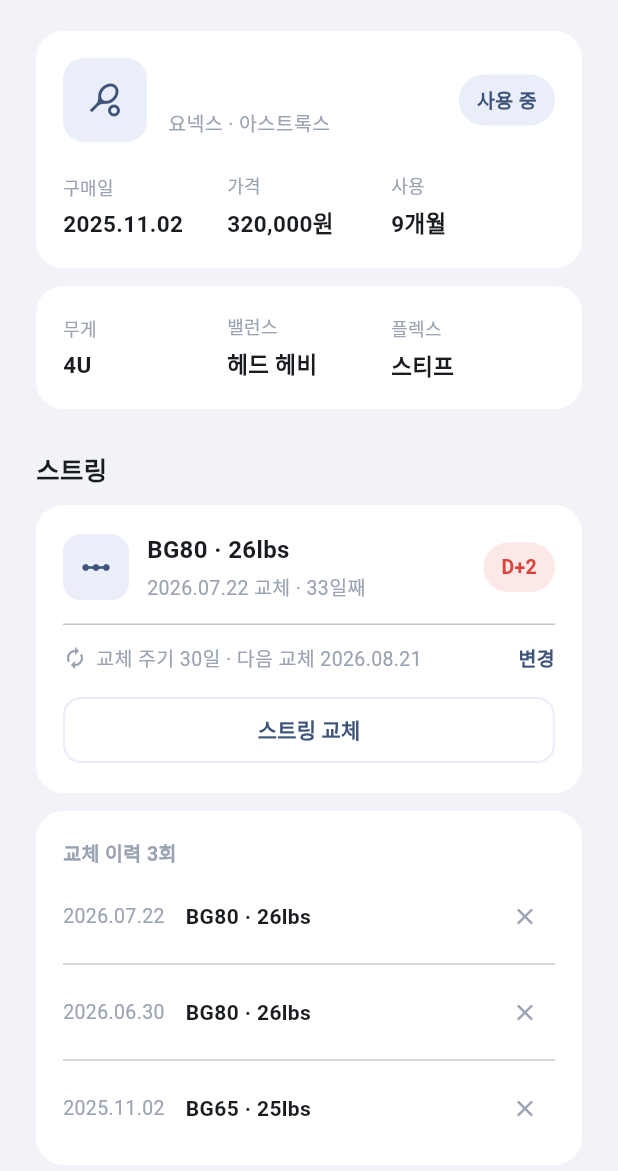
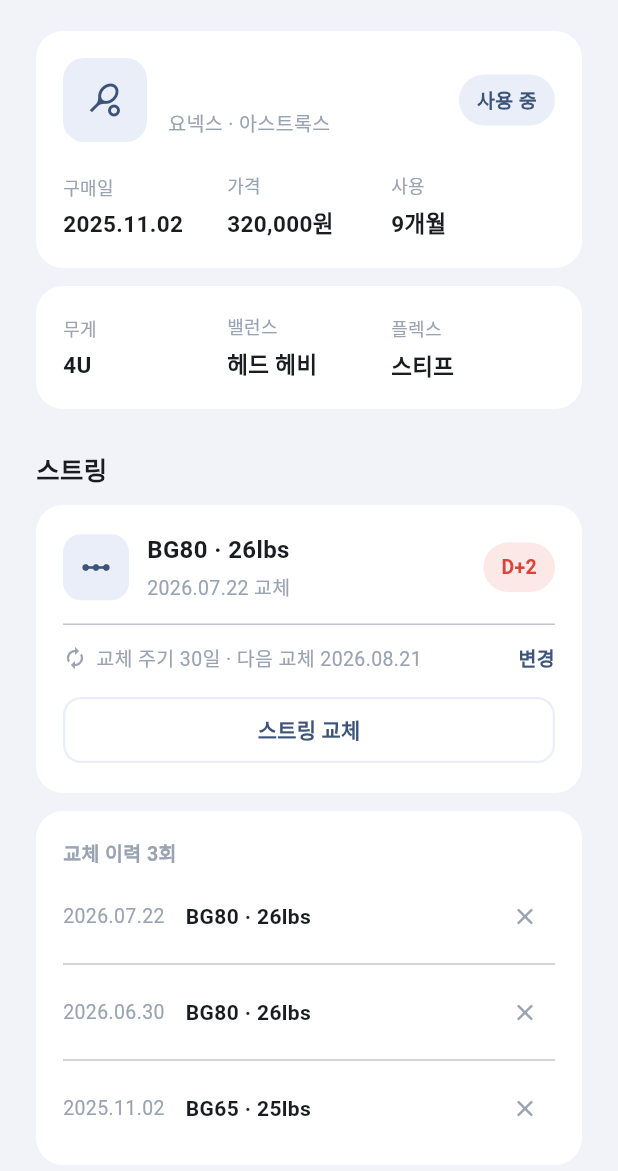
Before and after one commit to kddhhh23/mintonary, a Flutter app: the RacketDetailScreen screen opened directly with empty values, on a phone screen of 412 x 824 dp, the part 65-1236 px from its top. Run offline on Flutter 3.47's test engine with Material 3 defaults, Android fonts, the phone set to English and light mode, and no system bars.

Commit message:
style: 라켓 상세에서 사용 일수 표기 제거

```diff
--- a/app/lib/screens/racket_detail_screen.dart
+++ b/app/lib/screens/racket_detail_screen.dart
@@ -282,7 +282,7 @@ class _RacketDetailScreenState extends State<RacketDetailScreen> {
                     : '${currentString.name} · ${currentString.tension}lbs',
                 sub: currentString == null
                     ? '스트링 교체를 눌러 입력하세요'
-                    : '${_formatDate(currentString.date)} 교체 · ${_today.difference(currentString.date).inDays + 1}일째',
+                    : '${_formatDate(currentString.date)} 교체',
                 badge: dday == null
                     ? null
                     : dday >= 0
```
